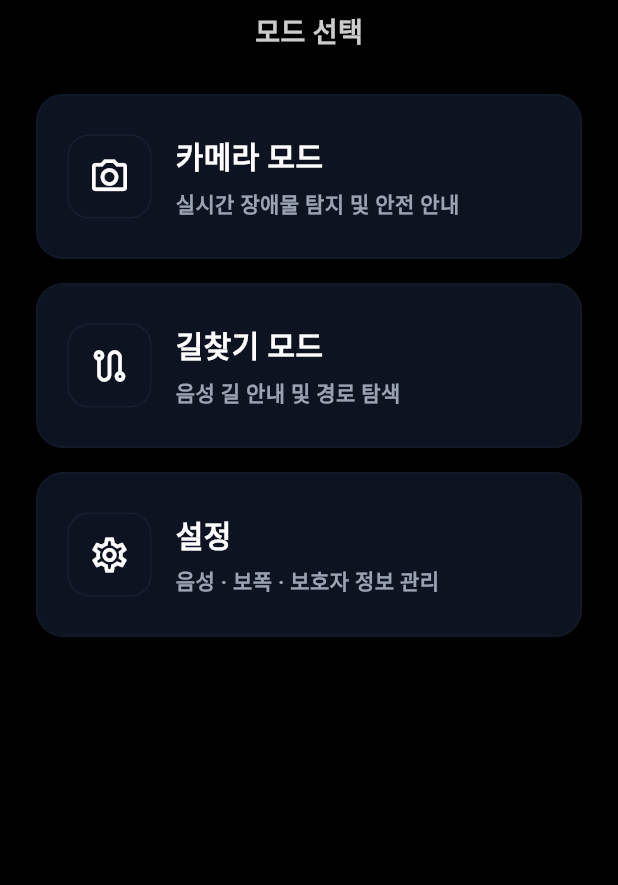
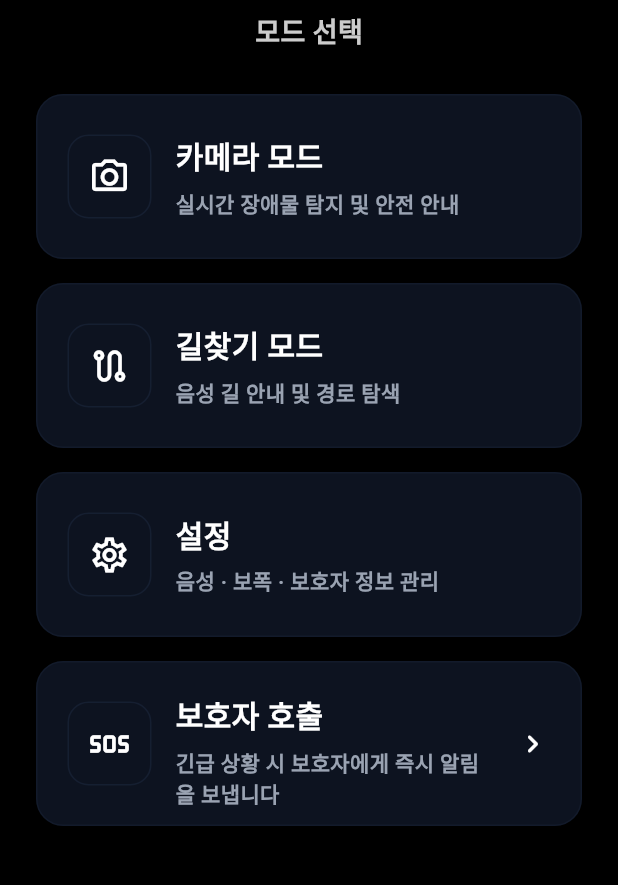
Before and after one commit to Blind-App-Development-Contest/full-app, a Flutter app: the ModeScreen screen opened directly, on a phone screen of 412 x 824 dp, the part 179-1064 px from its top. Run offline on Flutter 3.47's test engine with Material 3 defaults, Android fonts, the light colour scheme and no system bars; our stand-ins replace camera, flutter_dotenv, geolocator, just_audio, sensors_plus, shared_preferences; missing offline and left inert: flutter_naver_map, record; accounts and stored records are empty; network calls fail; statements that could not run were skipped.

Commit message:
[feat] 보호자 호출 버튼 구현

```diff
--- a/flutter_app/lib/screens/mode_screen.dart
+++ b/flutter_app/lib/screens/mode_screen.dart
@@ -4,6 +4,7 @@ import 'package:shared_preferences/shared_preferences.dart';
 import '../constants/config.dart';
 import '../widgets/aeye_card.dart';
 import '../widgets/accessible_text.dart';
+import '../widgets/caregiver_button.dart'; // ✅ 보호자 호출 버튼
 import 'setting_screen.dart';
 import 'map_screen.dart';
 import 'camera_mode_screen.dart';
@@ -47,16 +48,6 @@ class _ModeScreenState extends State<ModeScreen> {
     });
   }
 
-  Future<void> _savePreferred(AppPreferredMode mode) async {
-    final prefs = await SharedPreferences.getInstance();
-    await prefs.setString(
-      kPreferredModeKey,
-      mode == AppPreferredMode.camera ? 'camera' : 'navigation',
-    );
-    setState(() => _preferred = mode);
-  }
-
-  /// 백그라운드에서 선호 모드 저장 (UI 블로킹 없음)
   void _savePreferredInBackground(AppPreferredMode mode) {
     SharedPreferences.getInstance().then((prefs) {
       prefs.setString(
@@ -69,42 +60,26 @@ class _ModeScreenState extends State<ModeScreen> {
   }
 
   Future<void> _openCameraMode(BuildContext context) async {
-    // 즉시 UI 상태 업데이트 (사용자에게 빠른 피드백)
     setState(() => _preferred = AppPreferredMode.camera);
-
-    // 백그라운드에서 SharedPreferences 저장
     _savePreferredInBackground(AppPreferredMode.camera);
-
-    // 먼저 네임드 라우트 시도
     final pushed = await _tryPushNamed(context, '/camera');
-    // 실패하면 직접 화면으로 이동
     if (!pushed && context.mounted) {
       await Navigator.push(
         context,
-        MaterialPageRoute(
-          builder: (_) => const CameraModeScreen(),
-        ),
+        MaterialPageRoute(builder: (_) => const CameraModeScreen()),
       );
     }
   }
 
   Future<void> _openNavigationMode(BuildContext context) async {
-    // 즉시 UI 상태 업데이트 (사용자에게 빠른 피드백)
     setState(() => _preferred = AppPreferredMode.navigation);
-
-    // 백그라운드에서 SharedPreferences 저장
     _savePreferredInBackground(AppPreferredMode.navigation);
-
-    // 먼저 네임드 라우트 시도
     final pushed = await _tryPushNamed(context, '/navigation');
-    // 실패하면 직접 화면으로 이동
     if (!pushed && context.mounted) {
       await Navigator.push(
         context,
         MaterialPageRoute(
-          builder: (_) => MapScreen(
-            backendBaseUrl: AppConfig.backendBaseUrl,
-          ),
+          builder: (_) => MapScreen(backendBaseUrl: AppConfig.backendBaseUrl),
         ),
       );
     }
@@ -114,21 +89,12 @@ class _ModeScreenState extends State<ModeScreen> {
     Navigator.push(
       context,
       MaterialPageRoute(builder: (_) => const SettingsScreen()),
-    ).then((_) {
-      // 설정에서 이름/모드가 바뀌었을 수 있으니 복귀 시 재로딩
-      _loadUserPrefs();
-    });
+    ).then((_) => _loadUserPrefs());
   }
 
-  /// 라우트가 등록돼 있으면 pushNamed, 없으면 false 반환
   Future<bool> _tryPushNamed(BuildContext context, String routeName) async {
     try {
-      if (Navigator.of(context).canPop()) {
-        // 그냥 pushNamed만 시도 (등록 안됐으면 throw)
-        await Navigator.of(context).pushNamed(routeName);
-      } else {
-        await Navigator.of(context).pushNamed(routeName);
-      }
+      await Navigator.of(context).pushNamed(routeName);
       return true;
     } catch (_) {
       return false;
@@ -142,7 +108,6 @@ class _ModeScreenState extends State<ModeScreen> {
     const divider = Color(0xFF22304A);
     const caption = Color(0xFF9AA3B2);
 
-    // 선호 모드 뱃지 텍스트
     String? preferredBadge;
     if (_preferred == AppPreferredMode.camera) {
       preferredBadge = '최근: 카메라';
@@ -181,7 +146,7 @@ class _ModeScreenState extends State<ModeScreen> {
                     decoration: BoxDecoration(
                       color: const Color(0xFF151C2C),
                       borderRadius: BorderRadius.circular(999),
-                      border: Border.all(color: divider.withValues(alpha: 0.35)),
+                      border: Border.all(color: divider.withOpacity(0.35)),
                     ),
                     child: Text(
                       preferredBadge,
@@ -224,6 +189,22 @@ class _ModeScreenState extends State<ModeScreen> {
                 caption: caption,
                 onTap: () => _openSettings(context),
               ),
+
+              // ✅ 보호자 호출 버튼 (uuid 전송)
+              const SizedBox(height: 16),
+              CaregiverButton(
+                backendBaseUrl: AppConfig.backendBaseUrl,
+                panel: panel,
+                divider: divider,
+                caption: caption,
+                onCompleted: (ok, msg) {
+                  if (!context.mounted) return;
+                  ScaffoldMessenger.of(context).showSnackBar(
+                    SnackBar(content: Text(ok ? (msg ?? '보호자에게 호출을 전송했습니다.') : (msg ?? '호출에 실패했습니다.'))),
+                  );
+                },
+              ),
+
               const SizedBox(height: 40),
             ],
           ),
@@ -259,15 +240,15 @@ class _ModeCard extends StatelessWidget {
     return InkWell(
       borderRadius: BorderRadius.circular(18),
       onTap: onTap,
-      splashColor: Colors.white.withValues(alpha: 0.1),
-      highlightColor: Colors.white.withValues(alpha: 0.05),
+      splashColor: Colors.white.withOpacity(0.1),
+      highlightColor: Colors.white.withOpacity(0.05),
       child: Container(
         height: height,
         padding: const EdgeInsets.all(20),
         decoration: BoxDecoration(
           color: panel,
           borderRadius: BorderRadius.circular(18),
-          border: Border.all(color: divider.withValues(alpha: 0.25)),
+          border: Border.all(color: divider.withOpacity(0.25)),
         ),
         child: Row(
           children: [
@@ -277,7 +258,7 @@ class _ModeCard extends StatelessWidget {
               alignment: Alignment.center,
               decoration: BoxDecoration(
                 borderRadius: BorderRadius.circular(14),
-                border: Border.all(color: divider.withValues(alpha: 0.4)),
+                border: Border.all(color: divider.withOpacity(0.4)),
               ),
               child: Icon(icon, color: Colors.white, size: 28),
             ),
--- /dev/null
+++ b/flutter_app/lib/widgets/caregiver_button.dart
@@ -0,0 +1,188 @@
+import 'dart:async';
+import 'dart:convert';
+import 'dart:io' show Platform;
+
+import 'package:flutter/foundation.dart' show kIsWeb;
+import 'package:flutter/material.dart';
+import 'package:http/http.dart' as http;
+import 'package:shared_preferences/shared_preferences.dart';
+
+class CaregiverButton extends StatefulWidget {
+  const CaregiverButton({
+    super.key,
+    required this.backendBaseUrl,
+    this.panel,
+    this.divider,
+    this.caption,
+    this.onCompleted,
+  });
+
+  /// 예: AppConfig.backendBaseUrl
+  final String backendBaseUrl;
+
+  /// 스타일(선택): Mode 카드와 톤 맞추기
+  final Color? panel;
+  final Color? divider;
+  final Color? caption;
+
+  /// (ok, message) 콜백
+  final void Function(bool ok, String? message)? onCompleted;
+
+  @override
+  State<CaregiverButton> createState() => _CaregiverButtonState();
+}
+
+class _CaregiverButtonState extends State<CaregiverButton> {
+  final http.Client _client = http.Client();
+  bool _loading = false;
+
+  String get _resolvedBaseUrl {
+    if (kIsWeb) return widget.backendBaseUrl;
+    // Android 에뮬레이터에서 localhost → 10.0.2.2 보정
+    if (Platform.isAndroid &&
+        (widget.backendBaseUrl.contains('localhost') ||
+            widget.backendBaseUrl.contains('127.0.0.1'))) {
+      return widget.backendBaseUrl.replaceFirst(RegExp(r'localhost|127\.0\.0\.1'), '10.0.2.2');
+    }
+    return widget.backendBaseUrl;
+  }
+
+  /// 앱 초기화 시 저장해둔 UUID를 user_id로 사용
+  Future<String> _loadUserId() async {
+    final prefs = await SharedPreferences.getInstance();
+    final uuid = prefs.getString('app_uuid') ?? prefs.getString('uuid');
+    if (uuid == null || uuid.isEmpty) {
+      throw StateError('user_id(UUID)가 없습니다. 앱 초기화에서 uuid를 먼저 생성/저장하세요.');
+    }
+    return uuid;
+  }
+
+  Future<void> _callCaregiver() async {
+    setState(() => _loading = true);
+
+    bool ok = false;
+    String? message;
+
+    try {
+      final userId = await _loadUserId();
+      final uri = Uri.parse('$_resolvedBaseUrl/api/users/caregiver/alert');
+
+      final headers = {'Content-Type': 'application/json'};
+      final body = jsonEncode({
+        'user_id': userId,           // ✅ uuid를 user_id 필드로 전송
+        'reason': 'manual_alert',    // 선택 필드(백엔드에서 무시 가능)
+      });
+
+      final resp = await _client
+          .post(uri, headers: headers, body: body)
+          .timeout(const Duration(seconds: 10));
+
+      if (resp.statusCode == 200) {
+        ok = true;
+        message = '✅ 보호자에게 호출이 전달되었습니다.';
+        if (resp.body.isNotEmpty) {
+          try {
+            final data = jsonDecode(resp.body);
+            if (data is Map && data['message'] is String) {
+              message = data['message'] as String;
+            }
+          } catch (_) {}
+        }
+      } else if (resp.statusCode == 422) {
+        message = '⚠️ 요청 형식 오류(422): ${resp.body}';
+      } else {
+        message = '⚠️ 호출 실패: ${resp.statusCode}${resp.body.isNotEmpty ? ' / ${resp.body}' : ''}';
+      }
+    } on TimeoutException {
+      message = '⏰ 서버 응답 지연(타임아웃)';
+    } on StateError catch (e) {
+      message = '❌ 설정 오류: ${e.message}';
+    } catch (e) {
+      message = '❌ 오류 발생: $e';
+    } finally {
+      if (!mounted) return;
+      setState(() => _loading = false);
+      widget.onCompleted?.call(ok, message);
+    }
+  }
+
+  @override
+  void dispose() {
+    _client.close();
+    super.dispose();
+  }
+
+  @override
+  Widget build(BuildContext context) {
+    final panel = widget.panel ?? const Color(0xFF0D1320);
+    final divider = widget.divider ?? const Color(0xFF22304A);
+    final caption = widget.caption ?? const Color(0xFF9AA3B2);
+
+    return InkWell(
+      borderRadius: BorderRadius.circular(18),
+      onTap: _loading ? null : _callCaregiver,
+      splashColor: Colors.white.withOpacity(0.1),
+      highlightColor: Colors.white.withOpacity(0.05),
+      child: Container(
+        height: 110,
+        padding: const EdgeInsets.all(20),
+        decoration: BoxDecoration(
+          color: panel,
+          borderRadius: BorderRadius.circular(18),
+          border: Border.all(color: divider.withOpacity(0.25)),
+        ),
+        child: Row(
+          children: [
+            Container(
+              width: 56,
+              height: 56,
+              alignment: Alignment.center,
+              decoration: BoxDecoration(
+                borderRadius: BorderRadius.circular(14),
+                border: Border.all(color: divider.withOpacity(0.4)),
+              ),
+              child: _loading
+                  ? const SizedBox(
+                width: 22,
+                height: 22,
+                child: CircularProgressIndicator(
+                  strokeWidth: 2,
+                  color: Colors.white,
+                ),
+              )
+                  : const Icon(Icons.sos_outlined, color: Colors.white, size: 28),
+            ),
+            const SizedBox(width: 16),
+            const Expanded(
+              child: Column(
+                crossAxisAlignment: CrossAxisAlignment.start,
+                mainAxisAlignment: MainAxisAlignment.center,
+                children: [
+                  Text(
+                    '보호자 호출',
+                    style: TextStyle(
+                      color: Colors.white,
+                      fontSize: 20,
+                      fontWeight: FontWeight.w900,
+                    ),
+                  ),
+                  SizedBox(height: 6),
+                  Text(
+                    '긴급 상황 시 보호자에게 즉시 알림을 보냅니다',
+                    style: TextStyle(
+                      color: Color(0xFF9AA3B2),
+                      fontSize: 14,
+                      fontWeight: FontWeight.w600,
+                    ),
+                  ),
+                ],
+              ),
+            ),
+            const SizedBox(width: 12),
+            const Icon(Icons.chevron_right_rounded, color: Colors.white),
+          ],
+        ),
+      ),
+    );
+  }
+}
```
Also changed, not shown: flutter_app/pubspec.lock.
